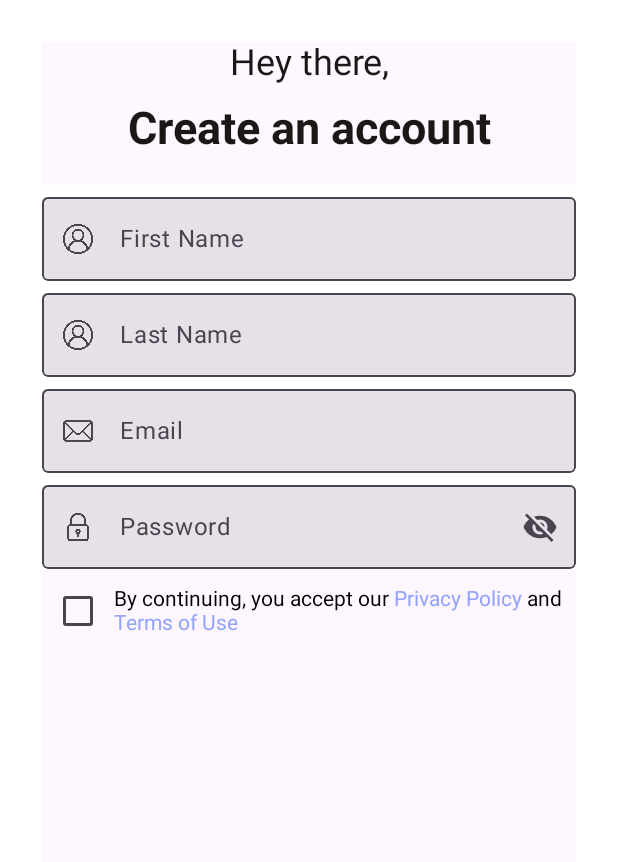
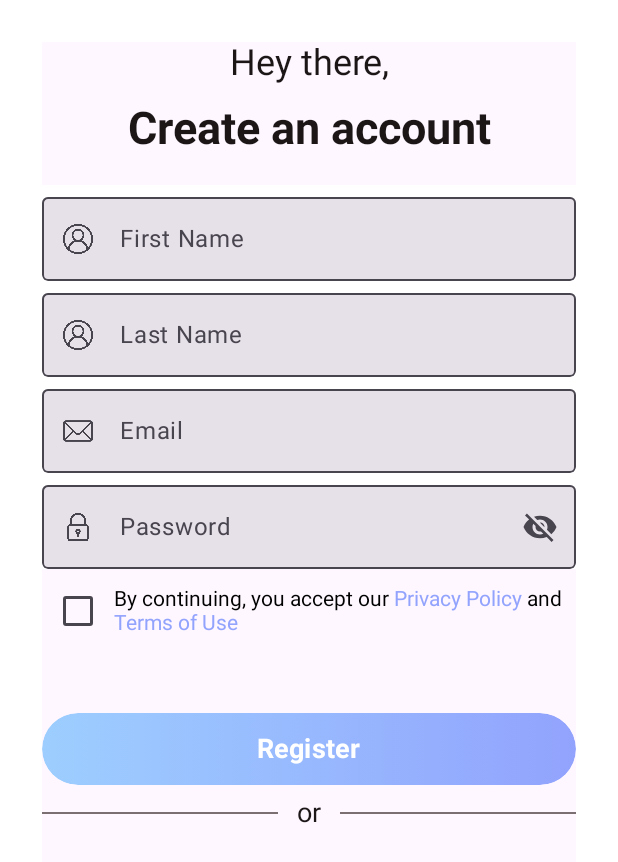
Before and after one commit to utkarsh006/Login-Signup-Flow-, an Android app built with Jetpack Compose: the screen it shows after launch (MainActivity), on a phone screen of 412 x 824 dp. Shown: the top 862 px of the screen. Run offline under Robolectric (Android 15) with nearby library versions, the phone set to English and light mode, and no system bars.

Commit message:
signup screen : more components added

```diff
--- /dev/null
+++ b/app/src/main/java/com/example/loginflow/presentation/components/ButtonComponent.kt
@@ -0,0 +1,58 @@
+package com.example.loginflow.presentation.components
+
+import androidx.compose.foundation.background
+import androidx.compose.foundation.layout.Box
+import androidx.compose.foundation.layout.PaddingValues
+import androidx.compose.foundation.layout.fillMaxWidth
+import androidx.compose.foundation.layout.heightIn
+import androidx.compose.foundation.shape.RoundedCornerShape
+import androidx.compose.material3.Button
+import androidx.compose.material3.ButtonDefaults
+import androidx.compose.material3.Text
+import androidx.compose.runtime.Composable
+import androidx.compose.ui.Alignment
+import androidx.compose.ui.Modifier
+import androidx.compose.ui.graphics.Brush
+import androidx.compose.ui.graphics.Color
+import androidx.compose.ui.text.font.FontWeight
+import androidx.compose.ui.tooling.preview.Preview
+import androidx.compose.ui.unit.dp
+import androidx.compose.ui.unit.sp
+import com.example.loginflow.ui.theme.Primary
+import com.example.loginflow.ui.theme.Secondary
+
+@Composable
+fun ButtonComponent(value: String) {
+    Button(
+        onClick = {},
+        modifier = Modifier
+            .fillMaxWidth()
+            .heightIn(48.dp),
+        contentPadding = PaddingValues(),
+        colors = ButtonDefaults.buttonColors(Color.Transparent)
+    ) {
+        Box(
+            modifier = Modifier
+                .fillMaxWidth()
+                .heightIn(48.dp)
+                .background(
+                    brush = Brush.horizontalGradient(listOf(Secondary, Primary)),
+                    shape = RoundedCornerShape(50.dp)
+                ),
+            contentAlignment = Alignment.Center
+        ) {
+            Text(
+                text = value,
+                fontSize = 18.sp,
+                color = Color.White,
+                fontWeight = FontWeight.Bold
+            )
+        }
+    }
+}
+
+@Preview
+@Composable
+fun ButtonPreview() {
+    ButtonComponent(value = "Click Me")
+}
--- /dev/null
+++ b/app/src/main/java/com/example/loginflow/presentation/components/DividerComponent.kt
@@ -0,0 +1,52 @@
+package com.example.loginflow.presentation.components
+
+import androidx.compose.foundation.layout.Row
+import androidx.compose.foundation.layout.fillMaxWidth
+import androidx.compose.foundation.layout.padding
+import androidx.compose.material3.Divider
+import androidx.compose.material3.Text
+import androidx.compose.runtime.Composable
+import androidx.compose.ui.Alignment
+import androidx.compose.ui.Modifier
+import androidx.compose.ui.tooling.preview.Preview
+import androidx.compose.ui.unit.dp
+import androidx.compose.ui.unit.sp
+import com.example.loginflow.ui.theme.GrayColor
+import com.example.loginflow.ui.theme.TextColor
+
+@Composable
+fun DividerComponent() {
+    Row(
+        modifier = Modifier.fillMaxWidth(),
+        verticalAlignment = Alignment.CenterVertically
+    ) {
+        Divider(
+            modifier = Modifier
+                .fillMaxWidth()
+                .weight(1f),
+            color = GrayColor,
+            thickness = 1.dp
+        )
+
+        Text(
+            modifier = Modifier.padding(8.dp),
+            text = " or ",
+            fontSize = 18.sp,
+            color = TextColor
+        )
+
+        Divider(
+            modifier = Modifier
+                .fillMaxWidth()
+                .weight(1f),
+            color = GrayColor,
+            thickness = 1.dp
+        )
+    }
+}
+
+@Preview(showBackground = true)
+@Composable
+fun DividerComponentPreview() {
+    DividerComponent()
+}
--- a/app/src/main/java/com/example/loginflow/presentation/screens/ConditionsScreen.kt
+++ b/app/src/main/java/com/example/loginflow/presentation/screens/ConditionsScreen.kt
@@ -5,7 +5,9 @@ import androidx.compose.material3.Surface
 import androidx.compose.runtime.Composable
 import androidx.compose.ui.Modifier
 import androidx.compose.ui.graphics.Color
+import androidx.compose.ui.res.stringResource
 import androidx.navigation.NavController
+import com.example.loginflow.R
 import com.example.loginflow.presentation.components.HeadingTextComponent
 
 @Composable
@@ -14,6 +16,6 @@ fun ConditionsScreen(navController: NavController) {
         modifier = Modifier.fillMaxSize(),
         color = Color.White
     ) {
-        HeadingTextComponent(value = "Terms and Conditions")
+        HeadingTextComponent(value = stringResource(id = R.string.terms_and_conditions_header))
     }
 }
--- a/app/src/main/java/com/example/loginflow/presentation/screens/SignUpScreen.kt
+++ b/app/src/main/java/com/example/loginflow/presentation/screens/SignUpScreen.kt
@@ -16,7 +16,9 @@ import androidx.compose.ui.unit.dp
 import androidx.navigation.NavController
 import com.example.loginflow.R
 import com.example.loginflow.navigation.NavScreen
+import com.example.loginflow.presentation.components.ButtonComponent
 import com.example.loginflow.presentation.components.CheckboxComponent
+import com.example.loginflow.presentation.components.DividerComponent
 import com.example.loginflow.presentation.components.HeadingTextComponent
 import com.example.loginflow.presentation.components.NormalTextComponent
 import com.example.loginflow.presentation.components.PasswordTextField
@@ -61,6 +63,12 @@ fun SignUpScreen(navController: NavController) {
                 onTextSelected = { navController.navigate(NavScreen.ConditionsScreen.route) }
             )
 
+            Spacer(modifier = Modifier.height(40.dp))
+
+            ButtonComponent(value = stringResource(id = R.string.register))
+
+            DividerComponent()
+
         }
 
     }
--- a/app/src/main/res/values/strings.xml
+++ b/app/src/main/res/values/strings.xml
@@ -10,6 +10,10 @@
     <string name="hide_password">Hide Password</string>
     <string name="show_password">Show Password</string>
     <string name="terms_and_conditions">By continuing, you accept our Privacy Policy and Terms of Use</string>
+    <string name="register">Register</string>
+    <string name="login">Login</string>
+    <string name="terms_and_conditions_header">Terms Of Use</string>
+
 
 
 </resources>
```
Also changed, not shown: app/src/main/java/com/example/loginflow/presentation/components/TextComponents.kt (renamed from app/src/main/java/com/example/loginflow/presentation/components/AppComponents.kt).
